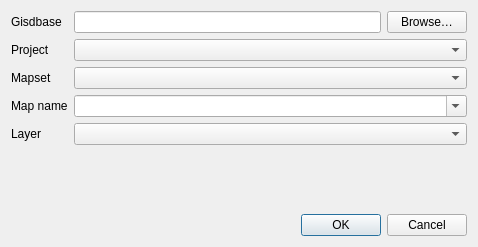
Before: the Qt Designer form src/plugins/grass/qgsgrassselectbase.ui in qgis/QGIS, drawn with Qt 5.
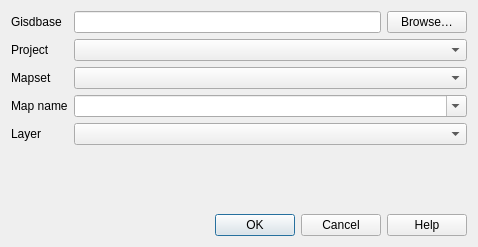
After: the same form once the commit is applied.

Commit message: Add help buttons to GRASS plugin

The edit to the form file:
```diff
--- a/src/plugins/grass/qgsgrassselectbase.ui
+++ b/src/plugins/grass/qgsgrassselectbase.ui
@@ -87,7 +87,7 @@
       <enum>Qt::Orientation::Horizontal</enum>
      </property>
      <property name="standardButtons">
-      <set>QDialogButtonBox::Cancel|QDialogButtonBox::Ok</set>
+      <set>QDialogButtonBox::StandardButton::Cancel|QDialogButtonBox::StandardButton::Help|QDialogButtonBox::StandardButton::Ok</set>
      </property>
     </widget>
    </item>
```
The commit also changes 2 other files.
